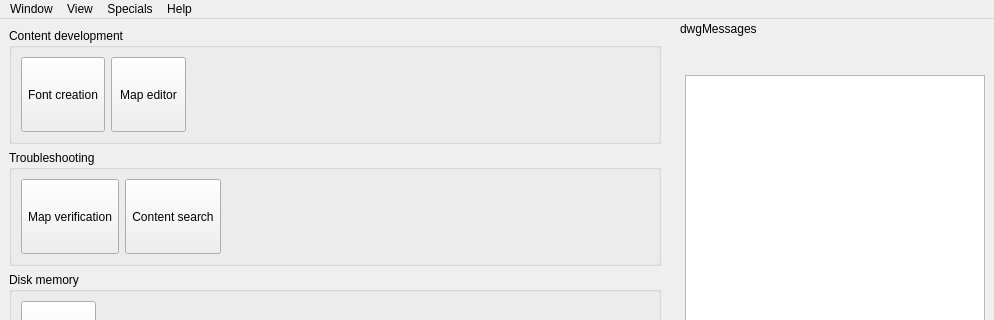
Before: the Qt Designer form OTModules/OTGeneric/wstart.ui in pietr26/OMSI-Tools, drawn with Qt 5; both pictures show x 0 to 994 and y 0 to 320 of the 994 by 758 pixel window.
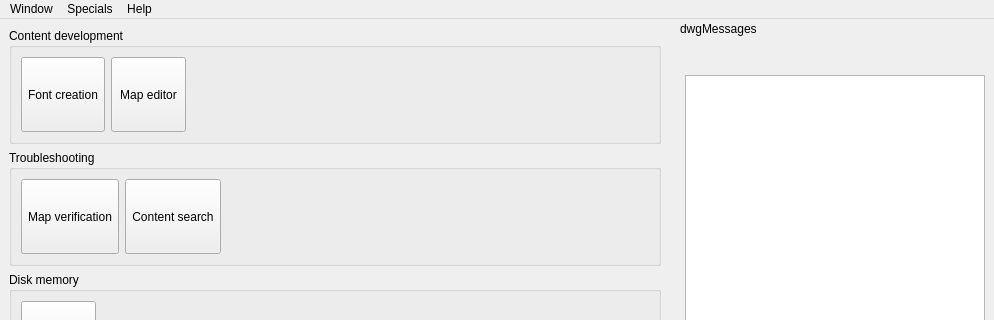
After: the same form once the commit is applied. Icons and pictures are not drawn.

What changed in the file:
```diff
--- a/OTModules/OTGeneric/wstart.ui
+++ b/OTModules/OTGeneric/wstart.ui
@@ -653,14 +653,7 @@
     <addaction name="separator"/>
     <addaction name="actionAbout"/>
    </widget>
-   <widget class="QMenu" name="menuView">
-    <property name="title">
-     <string>View</string>
-    </property>
-    <addaction name="actionShowHideMessageDock"/>
-   </widget>
    <addaction name="menuFile"/>
-   <addaction name="menuView"/>
    <addaction name="menuSpecials"/>
    <addaction name="menuInfo"/>
   </widget>
```
Left out of the diff: 15 changed lines with no effect on the pictures.
